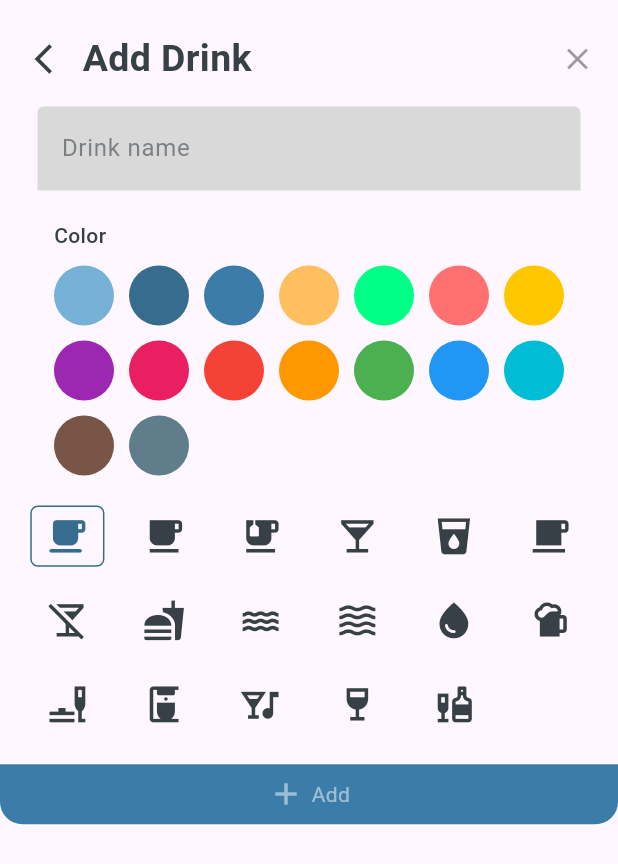
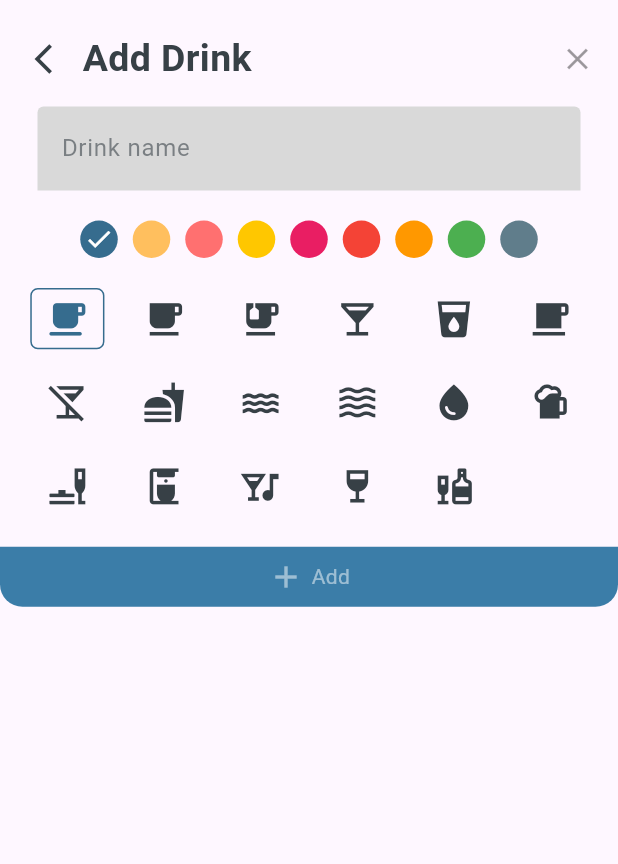
Before and after one commit to Mini-Mark/Drink-Tracker, a Flutter app: the Popup_AddDrinks widget shown alone on an empty page, opened directly, on a phone screen of 412 x 824 dp. Shown: the top 864 px of the screen. Run offline on Flutter 3.47's test engine with Material 3 defaults, Android fonts, the phone set to English and light mode, and no system bars; drawn by our look-alikes of auto_size_text; our stand-ins replace animated_bottom_navigation_bar, dotted_border, fl_chart, flutter_slidable, shared_preferences, wave; accounts and stored records are empty.

Commit message:
refactor(ui): Optimize bottom navigation and drink management UI
- Simplify bottom navigation bar design with reduced corner radius
- Reduce color palette complexity in drink color selection
- Adjust color selection UI in add and edit drink screens
- Modify bottom navigation bar spacing and icon sizing
- Update settings screen wave animation height
- Set default color selection in drink management screens
- Improve icon color selection logic in drink management

```diff
--- a/lib/pages/bottom_nav.dart
+++ b/lib/pages/bottom_nav.dart
@@ -55,6 +55,7 @@ class _BottomNavigatorState extends State<BottomNavigator> {
         children: _pages,
       ),
       bottomNavigationBar: Column(
+        crossAxisAlignment: CrossAxisAlignment.center,
         mainAxisSize: MainAxisSize.min,
         children: [
           // Navigation bar
@@ -67,6 +68,7 @@ class _BottomNavigatorState extends State<BottomNavigator> {
                 mainAxisSize: MainAxisSize.min,
                 mainAxisAlignment: MainAxisAlignment.center,
                 children: [
+                  const SizedBox(height: 8),
                   Icon(
                     iconList[index],
                     size: 24,
@@ -86,8 +88,8 @@ class _BottomNavigatorState extends State<BottomNavigator> {
             },
             backgroundColor: light_secondary,
             activeIndex: _currentIndex,
-            leftCornerRadius: 32,
-            rightCornerRadius: 32,
+            leftCornerRadius: 0,
+            rightCornerRadius: 0,
             onTap: (index) {
               setState(() {
                 _currentIndex = index;
--- a/lib/pages/popup/manage_drinks/add_drinks.dart
+++ b/lib/pages/popup/manage_drinks/add_drinks.dart
@@ -21,23 +21,23 @@ class _Popup_AddDrinksState extends State<Popup_AddDrinks> {
   int choosePosition = 0;
   Color? selectedColor;
 
+  @override
+  void initState() {
+    super.initState();
+    // Set default color to first color in palette
+    selectedColor = colorPalette[0];
+  }
+
   // Color palette options
   final List<Color> colorPalette = [
-    const Color(0xFF76B1D7), // primary
     const Color(0xFF366C8E), // secondary
-    const Color(0xFF3B7DA8), // light_secondary
     const Color(0xFFFFBF5E), // warning
-    const Color(0xFF00FF85), // success
     const Color(0xFFFF7070), // danger
     const Color(0xFFFFC700), // edit
-    const Color(0xFF9C27B0), // purple
     const Color(0xFFE91E63), // pink
     const Color(0xFFF44336), // red
     const Color(0xFFFF9800), // orange
     const Color(0xFF4CAF50), // green
-    const Color(0xFF2196F3), // blue
-    const Color(0xFF00BCD4), // cyan
-    const Color(0xFF795548), // brown
     const Color(0xFF607D8B), // blue grey
   ];
 
@@ -101,12 +101,6 @@ class _Popup_AddDrinksState extends State<Popup_AddDrinks> {
         child: Column(
           crossAxisAlignment: CrossAxisAlignment.start,
           children: [
-            const Text(
-              "Color",
-              style: TextStyle(
-                  fontSize: 14, color: dark, fontWeight: FontWeight.w500),
-            ),
-            const SizedBox(height: 10),
             Wrap(
               spacing: 10,
               runSpacing: 10,
@@ -120,17 +114,11 @@ class _Popup_AddDrinksState extends State<Popup_AddDrinks> {
                   },
                   borderRadius: BorderRadius.circular(20),
                   child: Container(
-                    width: 40,
-                    height: 40,
+                    width: 25,
+                    height: 25,
                     decoration: BoxDecoration(
                       color: colorPalette[index],
                       shape: BoxShape.circle,
-                      border: Border.all(
-                        color: selectedColor == colorPalette[index]
-                            ? dark
-                            : Colors.transparent,
-                        width: 3,
-                      ),
                     ),
                     child: selectedColor == colorPalette[index]
                         ? const Icon(Icons.check, color: white, size: 20)
@@ -172,7 +160,9 @@ class _Popup_AddDrinksState extends State<Popup_AddDrinks> {
                             borderRadius: BorderRadius.circular(5)),
                         child: Icon(
                           drinksIconList[index],
-                          color: choosePosition == index ? secondary : dark,
+                          color: choosePosition == index
+                              ? (selectedColor ?? colorPalette[0])
+                              : dark,
                           size: size.width * 0.07,
                         ),
                       ),
--- a/lib/pages/popup/manage_drinks/edit_drinks.dart
+++ b/lib/pages/popup/manage_drinks/edit_drinks.dart
@@ -26,21 +26,14 @@ class _Popup_EditDrinksState extends State<Popup_EditDrinks> {
 
   // Color palette options
   final List<Color> colorPalette = [
-    const Color(0xFF76B1D7), // primary
     const Color(0xFF366C8E), // secondary
-    const Color(0xFF3B7DA8), // light_secondary
     const Color(0xFFFFBF5E), // warning
-    const Color(0xFF00FF85), // success
     const Color(0xFFFF7070), // danger
     const Color(0xFFFFC700), // edit
-    const Color(0xFF9C27B0), // purple
     const Color(0xFFE91E63), // pink
     const Color(0xFFF44336), // red
     const Color(0xFFFF9800), // orange
     const Color(0xFF4CAF50), // green
-    const Color(0xFF2196F3), // blue
-    const Color(0xFF00BCD4), // cyan
-    const Color(0xFF795548), // brown
     const Color(0xFF607D8B), // blue grey
   ];
 
@@ -141,17 +134,11 @@ class _Popup_EditDrinksState extends State<Popup_EditDrinks> {
                   },
                   borderRadius: BorderRadius.circular(20),
                   child: Container(
-                    width: 40,
-                    height: 40,
+                    width: 25,
+                    height: 25,
                     decoration: BoxDecoration(
                       color: colorPalette[index],
                       shape: BoxShape.circle,
-                      border: Border.all(
-                        color: selectedColor == colorPalette[index]
-                            ? dark
-                            : Colors.transparent,
-                        width: 3,
-                      ),
                     ),
                     child: selectedColor == colorPalette[index]
                         ? const Icon(Icons.check, color: white, size: 20)
```
Also changed, not shown: lib/pages/settings/settings_screen.dart (+4 -16 lines).
